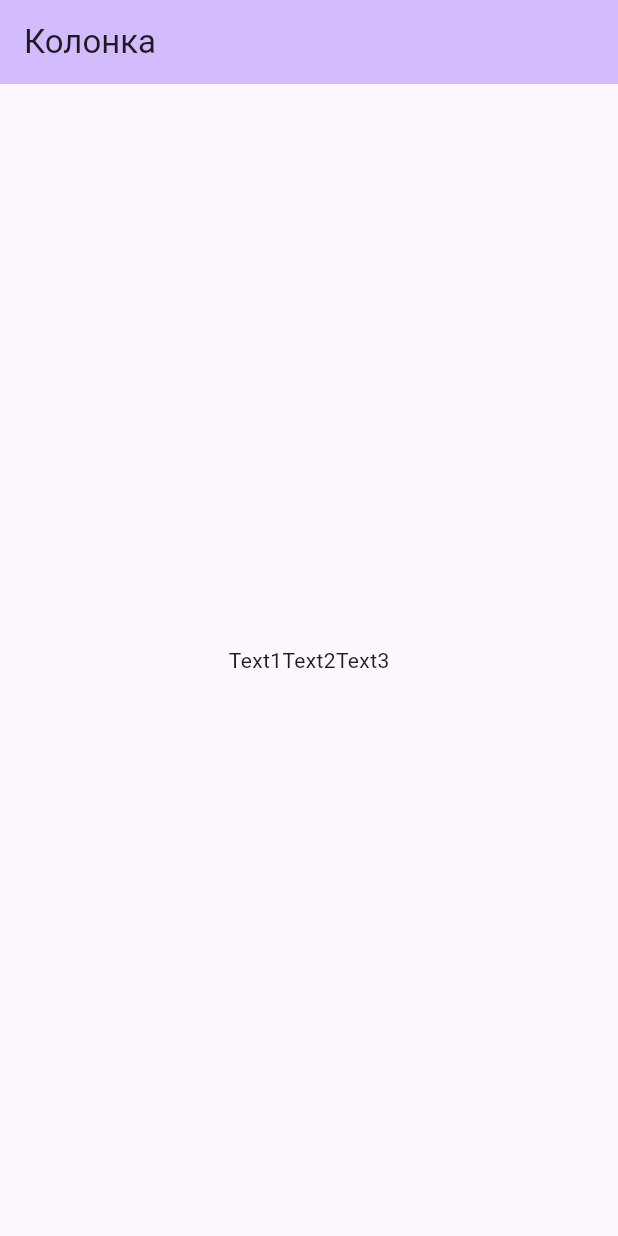
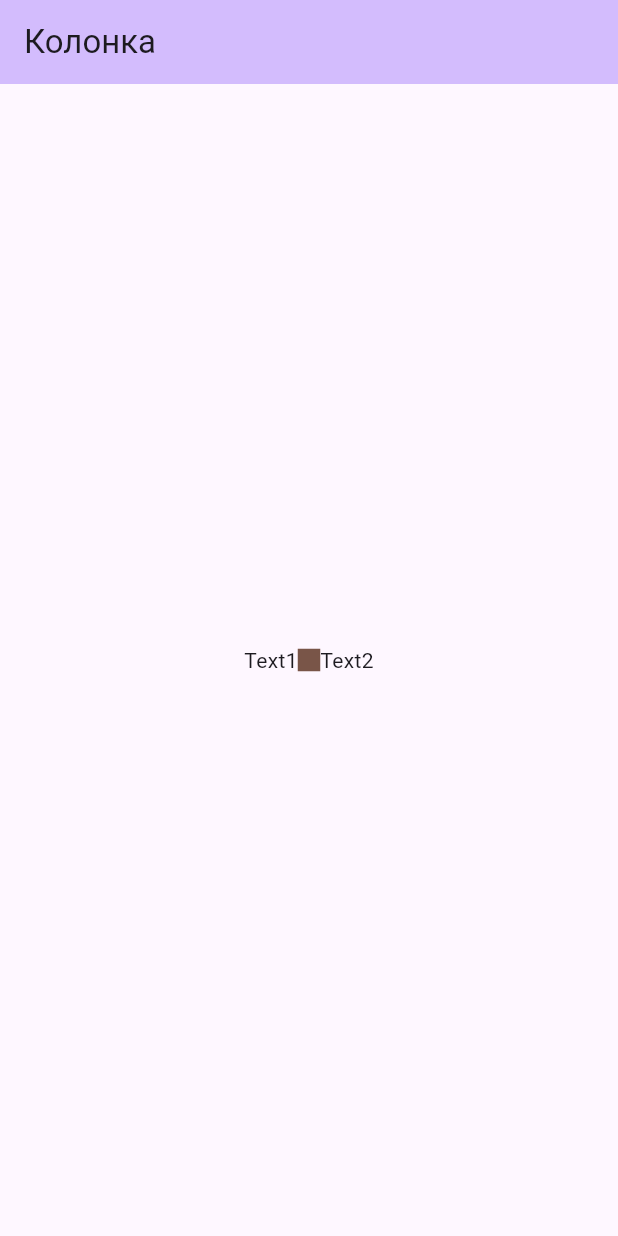
Before and after one commit to Ramazanova-pea/flutter_pr1, a Flutter app: the screen it shows after launch, on a phone screen of 412 x 824 dp. Run offline on Flutter 3.47's test engine with Material 3 defaults, Android fonts, the light colour scheme and no system bars.

Commit message:
Работа с SizedBox

```diff
--- a/lib/main.dart
+++ b/lib/main.dart
@@ -34,13 +34,17 @@ class MyHomePage extends StatelessWidget {
       ),
       body: Center(
         child: Row(
-          mainAxisAlignment: MainAxisAlignment.center,
-          children: [
+          mainAxisAlignment: MainAxisAlignment.center ,
+          children: <Widget>[
             Text("Text1"),
+            SizedBox(
+              width: 15,
+              height: 15,
+              child: ColoredBox(color: Colors.brown),
+            ),
             Text("Text2"),
-            Text("Text3"),
-          ],
-        ),
+          ]
+        )
       ),
     );
   }
```
